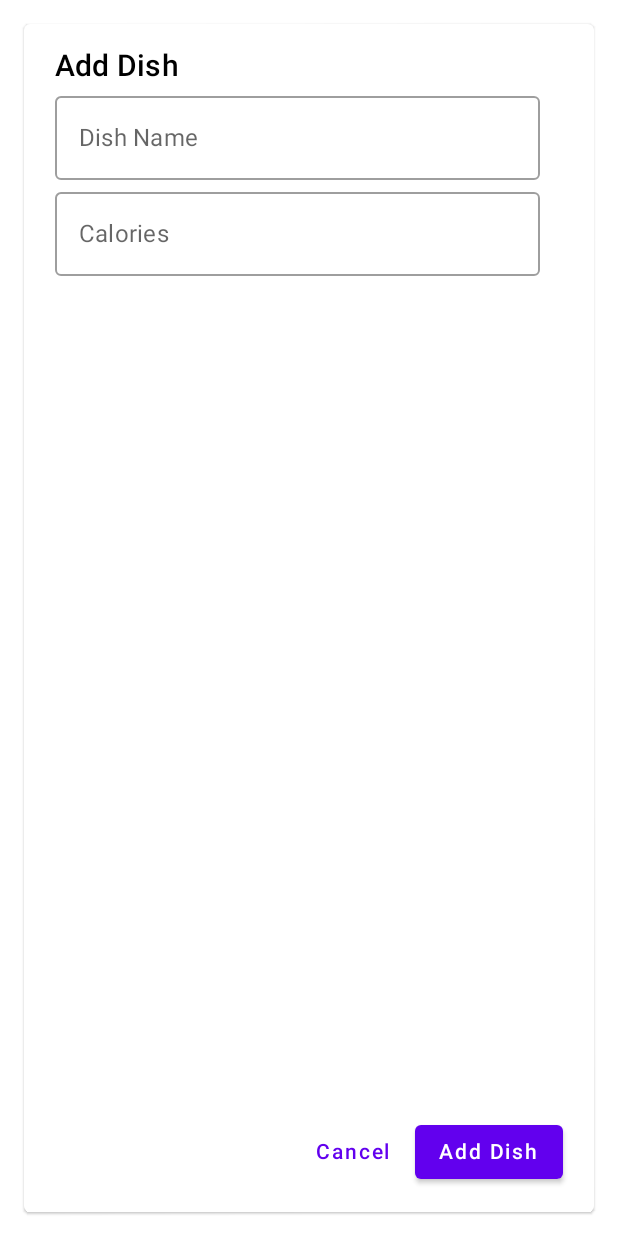
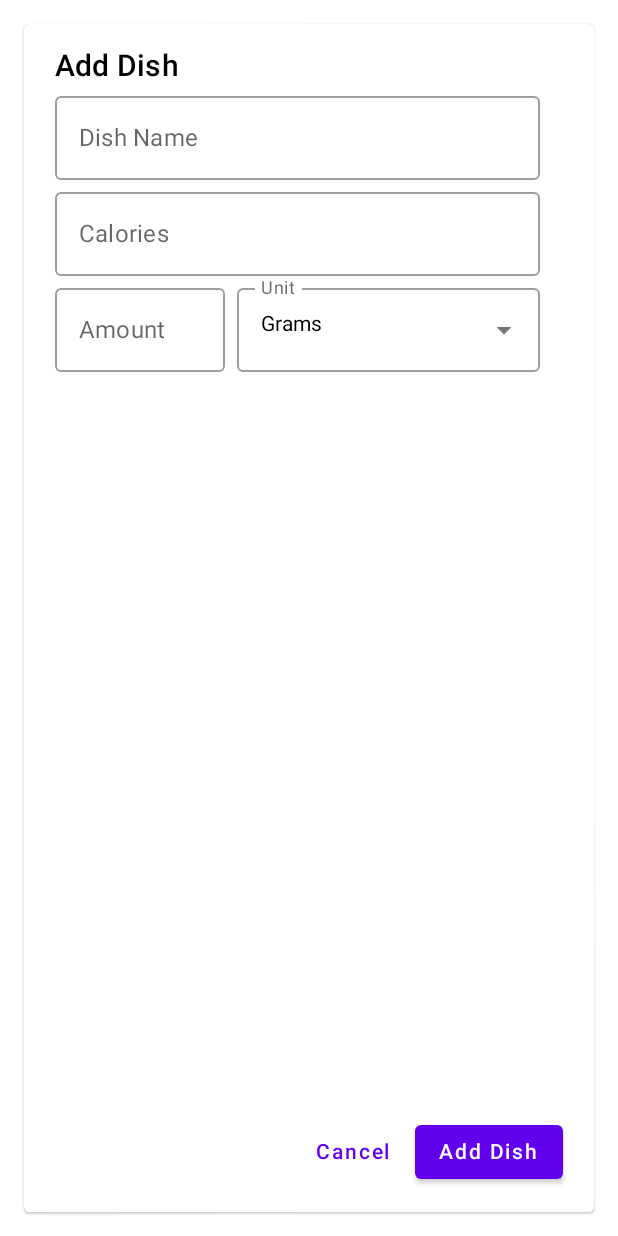
Before and after one commit to ekahlenberger/CaloriesOfADay, an Android app built with Jetpack Compose: the addDishes screen opened through its navigation route, on a phone screen of 412 x 824 dp. Run offline under Robolectric (Android 15) with nearby library versions, the phone set to English and light mode, and no system bars; our stand-ins replace livedata-compose.

Commit message:
Combobox for AddDish unit as well as an amount input ...

```diff
--- /dev/null
+++ b/app/src/main/java/net/kahlenberger/eberhard/coad/ComboBox.kt
@@ -0,0 +1,97 @@
+package net.kahlenberger.eberhard.coad.ui
+
+import androidx.compose.foundation.gestures.detectTapGestures
+import androidx.compose.foundation.interaction.MutableInteractionSource
+import androidx.compose.foundation.layout.Box
+import androidx.compose.foundation.layout.fillMaxWidth
+import androidx.compose.foundation.layout.width
+import androidx.compose.material.DropdownMenu
+import androidx.compose.material.DropdownMenuItem
+import androidx.compose.material.Icon
+import androidx.compose.material.OutlinedTextField
+import androidx.compose.material.Text
+import androidx.compose.material.icons.Icons
+import androidx.compose.material.icons.filled.ArrowDropDown
+import androidx.compose.material.icons.filled.ArrowDropUp
+import androidx.compose.runtime.Composable
+import androidx.compose.runtime.MutableState
+import androidx.compose.runtime.getValue
+import androidx.compose.runtime.mutableStateOf
+import androidx.compose.runtime.remember
+import androidx.compose.runtime.setValue
+import androidx.compose.ui.Modifier
+import androidx.compose.ui.focus.onFocusChanged
+import androidx.compose.ui.input.pointer.pointerInput
+import androidx.compose.ui.layout.onGloballyPositioned
+import androidx.compose.ui.platform.LocalDensity
+import androidx.compose.ui.platform.LocalFocusManager
+import androidx.compose.ui.unit.IntSize
+
+@Composable
+fun <T> ComboBox(
+    items: List<T>,
+    selectedItem: MutableState<T>,
+    labelText: String,
+    modifier: Modifier = Modifier,
+    textFieldModifier: Modifier = Modifier
+) {
+    var expanded by remember { mutableStateOf(false) }
+    var textfieldSize by remember { mutableStateOf(IntSize.Zero) }
+    val icon = if (expanded)
+        Icons.Filled.ArrowDropUp //it requires androidx.compose.material:material-icons-extended
+    else
+        Icons.Filled.ArrowDropDown
+
+    val interactionSource = remember { MutableInteractionSource() }
+    val focusManager = LocalFocusManager.current
+
+    Box(modifier) {
+        OutlinedTextField(
+            value = selectedItem.value.toString(),
+            onValueChange = { },
+            label = { Text(labelText) },
+            trailingIcon = {
+                Icon(icon, "combobox open/close icon")
+            },
+            modifier = textFieldModifier
+                .fillMaxWidth()
+                .onGloballyPositioned { coordinates ->
+                    // This value is used to assign to the DropDown the same width
+                    textfieldSize = coordinates.size
+                }.onFocusChanged { focusState ->
+                    if (focusState.isFocused) {
+                        expanded = true
+                        focusManager.clearFocus()
+                    }
+                }.pointerInput(Unit) {
+                    detectTapGestures(
+                        onLongPress = {
+                            expanded = true
+                            focusManager.clearFocus()
+                        },
+                        onTap = {
+                            expanded = true
+                            focusManager.clearFocus()
+                        }
+                    )
+                },
+            readOnly = false,
+            interactionSource = interactionSource,
+        )
+        DropdownMenu(
+            expanded = expanded,
+            onDismissRequest = { expanded = false },
+            modifier = Modifier
+                .width(with(LocalDensity.current) { textfieldSize.width.toDp() })
+        ) {
+            items.forEach { item ->
+                DropdownMenuItem(onClick = {
+                    selectedItem.value = item
+                    expanded = false
+                }) {
+                    Text(text = item.toString())
+                }
+            }
+        }
+    }
+}
--- a/app/src/main/java/net/kahlenberger/eberhard/coad/screens/addDishes/AddDish.kt
+++ b/app/src/main/java/net/kahlenberger/eberhard/coad/screens/addDishes/AddDish.kt
@@ -1,12 +1,27 @@
 package net.kahlenberger.eberhard.coad.screens.dishes
 
-import androidx.compose.foundation.layout.*
+import androidx.compose.foundation.layout.Box
+import androidx.compose.foundation.layout.Column
+import androidx.compose.foundation.layout.Row
+import androidx.compose.foundation.layout.Spacer
+import androidx.compose.foundation.layout.fillMaxSize
+import androidx.compose.foundation.layout.fillMaxWidth
+import androidx.compose.foundation.layout.padding
+import androidx.compose.foundation.layout.width
 import androidx.compose.foundation.lazy.LazyColumn
 import androidx.compose.foundation.lazy.items
 import androidx.compose.foundation.text.KeyboardOptions
-import androidx.compose.material.*
-import androidx.compose.runtime.*
+import androidx.compose.material.Button
+import androidx.compose.material.Card
+import androidx.compose.material.MaterialTheme
+import androidx.compose.material.Text
+import androidx.compose.material.TextButton
+import androidx.compose.runtime.Composable
+import androidx.compose.runtime.getValue
 import androidx.compose.runtime.livedata.observeAsState
+import androidx.compose.runtime.mutableStateListOf
+import androidx.compose.runtime.mutableStateOf
+import androidx.compose.runtime.remember
 import androidx.compose.ui.Alignment
 import androidx.compose.ui.Modifier
 import androidx.compose.ui.platform.LocalConfiguration
@@ -15,7 +30,10 @@ import androidx.compose.ui.unit.dp
 import androidx.navigation.NavController
 import net.kahlenberger.eberhard.coad.screens.SingleLineNextTextField
 import net.kahlenberger.eberhard.coad.screens.addDishes.AddChildDishDialog
-import net.kahlenberger.eberhard.coad.uidata.*
+import net.kahlenberger.eberhard.coad.ui.ComboBox
+import net.kahlenberger.eberhard.coad.uidata.Dish
+import net.kahlenberger.eberhard.coad.uidata.DishesViewModel
+import net.kahlenberger.eberhard.coad.uidata.MeasurementUnit
 
 @Composable
 fun AddDish(
@@ -24,9 +42,12 @@ fun AddDish(
 ) {
     val dishName = remember { mutableStateOf("") }
     val dishCalories = remember { mutableStateOf("") }
+    val dishAmount = remember { mutableStateOf("") }
+    val dishUnit = remember { mutableStateOf(MeasurementUnit.Grams) }  // Default to Grams
     val selectedChildDishes = remember { mutableStateListOf<Pair<Dish, String>>() }
     val showChildDishDialog = remember { mutableStateOf(false) }
     val dishes by viewModel.dishes.observeAsState(emptyList())
+
 
     AddChildDishDialog(
         showChildDishDialog = showChildDishDialog,
@@ -59,6 +80,24 @@ fun AddDish(
                     keyboardOptions = KeyboardOptions(keyboardType = KeyboardType.Number),
                     modifier = Modifier.fillMaxWidth(0.9f)
                 )
+                Row (
+                    modifier = Modifier.fillMaxWidth(0.9f),
+                        ) {  // New row for amount and unit
+                    SingleLineNextTextField(
+                        value = dishAmount.value,
+                        onValueChange = { dishAmount.value = it },
+                        label = { Text("Amount") },
+                        keyboardOptions = KeyboardOptions(keyboardType = KeyboardType.Number),
+                        modifier = Modifier.fillMaxWidth(0.35f)
+                    )
+                    Spacer(modifier = Modifier.width(8.dp))  // Space between amount and unit
+                    ComboBox(
+                        items = MeasurementUnit.values().toList(),
+                        selectedItem = dishUnit,
+                        labelText = "Unit",
+                        modifier = Modifier.fillMaxWidth()
+                    )
+                }
                 if (!dishes.isEmpty())
                     Column(Modifier.fillMaxSize()) {
                         TextButton(
```
